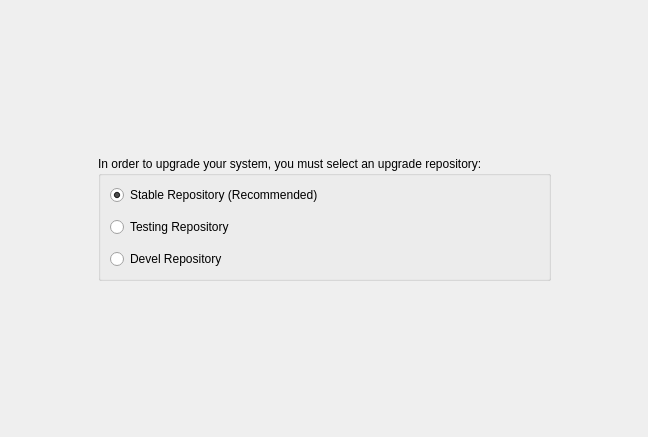
Above: playground/gokmen/um/ui/ui_screen_2.ui from pars-linux/uludag before the change. Below: the same form after it.
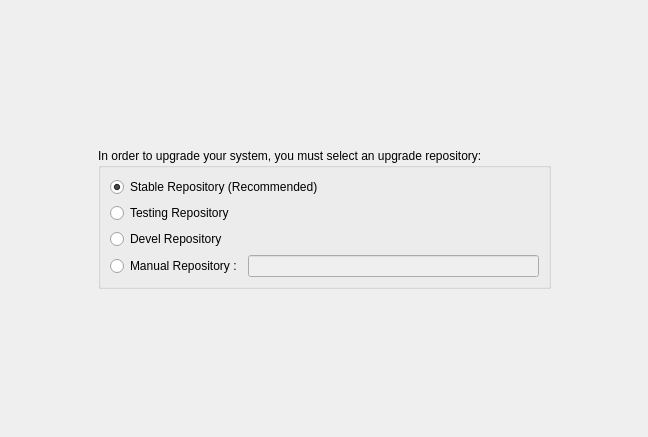
That is the form after the change.

Patch:
```diff
--- a/playground/gokmen/um/ui/ui_screen_2.ui
+++ b/playground/gokmen/um/ui/ui_screen_2.ui
@@ -72,10 +72,7 @@
       <string>In order to upgrade your system, you must select an upgrade repository:</string>
      </property>
      <layout class="QGridLayout" name="gridLayout">
-      <property name="verticalSpacing">
-       <number>12</number>
-      </property>
-      <item row="0" column="0">
+      <item row="0" column="0" colspan="2">
        <widget class="QRadioButton" name="stable">
         <property name="text">
          <string>Stable Repository (Recommended)</string>
@@ -99,6 +96,20 @@
         </property>
        </widget>
       </item>
+      <item row="3" column="0">
+       <widget class="QRadioButton" name="manual">
+        <property name="text">
+         <string>Manual Repository :</string>
+        </property>
+       </widget>
+      </item>
+      <item row="3" column="1">
+       <widget class="QLineEdit" name="manualRepo">
+        <property name="enabled">
+         <bool>false</bool>
+        </property>
+       </widget>
+      </item>
      </layout>
     </widget>
    </item>
```
Left out of the diff: 19 changed lines with no effect on the pictures.
